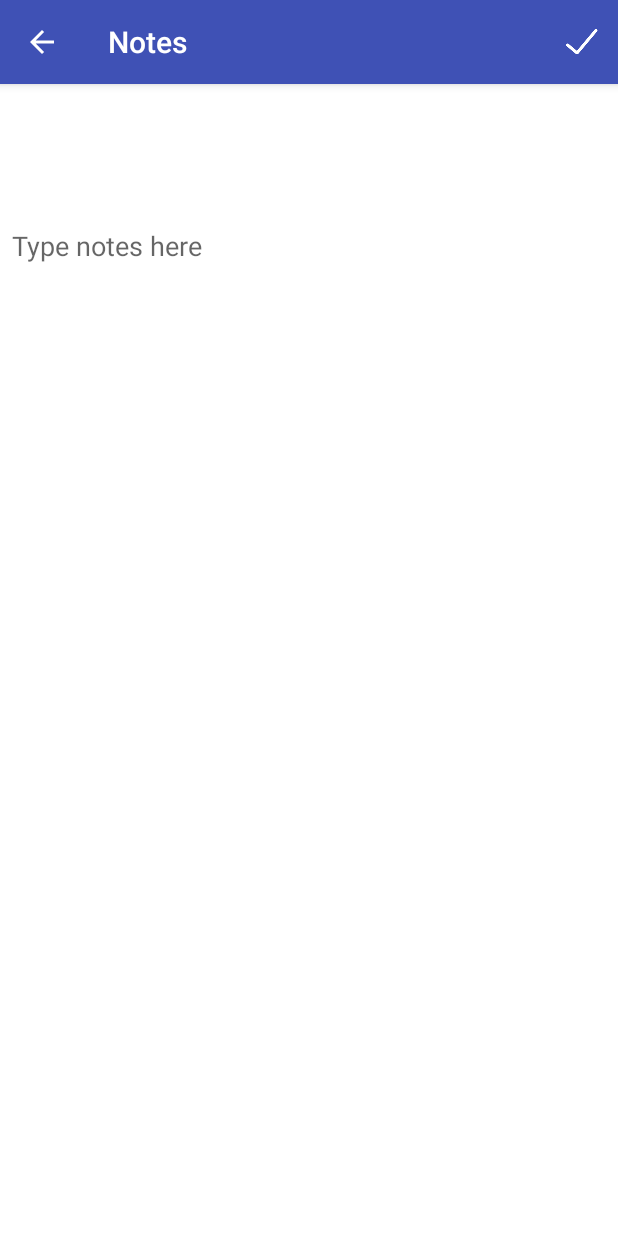
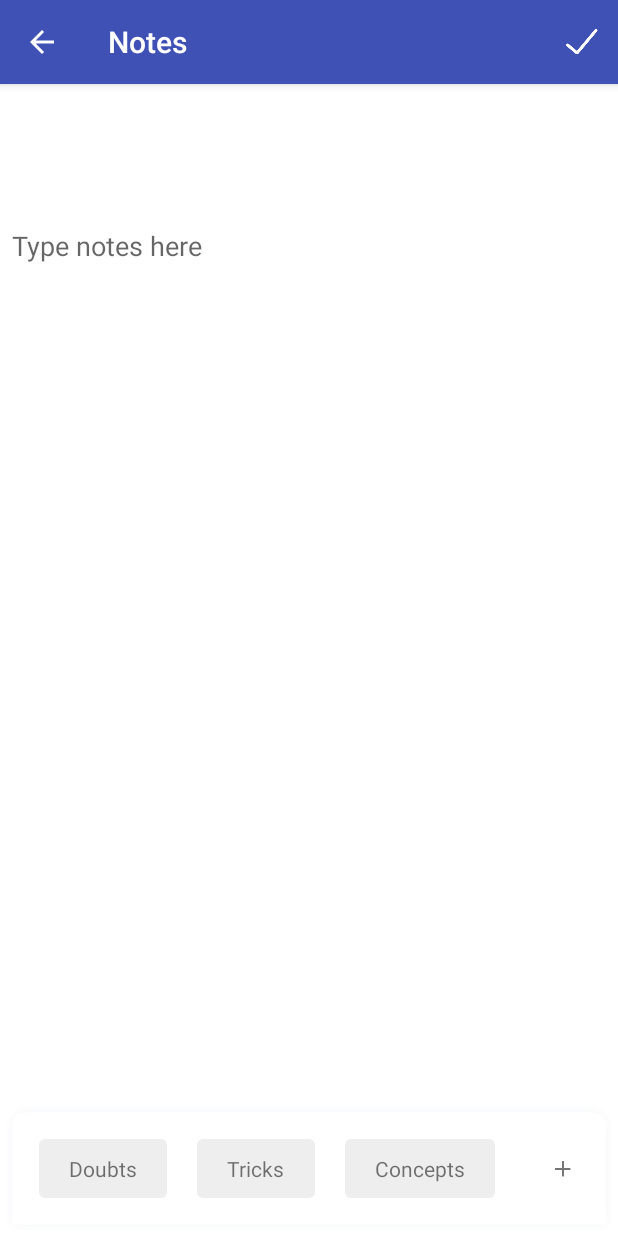
Before and after one commit to VihaanVerma89/TestbookNoteTaking, an Android app: the NoteDetailActivity screen opened directly, with no data from a screen before it, on a phone screen of 412 x 824 dp. Run offline under Robolectric (Android 15) with nearby library versions, the phone set to English and light mode, and no system bars; libraries missing offline, so code that uses them is left out: com.yalantis.ucrop.

Commit message:
note tag layout

```diff
--- a/app/build.gradle
+++ b/app/build.gradle
@@ -33,7 +33,7 @@ dependencies {
     testImplementation 'junit:junit:4.12'
     androidTestImplementation 'com.android.support.test:runner:1.0.2'
     androidTestImplementation 'com.android.support.test.espresso:espresso-core:3.0.2'
-    compile 'com.github.yalantis:ucrop:2.2.2-native'
+    implementation 'com.github.yalantis:ucrop:2.2.2-native'
 
     implementation 'com.github.bumptech.glide:glide:4.7.1'
 //    annotationProcessor 'com.github.bumptech.glide:compiler:4.7.1'
--- /dev/null
+++ b/app/src/main/res/drawable/bg_darkgrey_rounded_corner_4dp.xml
@@ -0,0 +1,6 @@
+<?xml version="1.0" encoding="utf-8"?>
+<shape xmlns:android="http://schemas.android.com/apk/res/android">
+    <solid android:color="#33AAAAAA" />
+    <corners
+        android:radius="4dp" />
+</shape>
--- a/app/src/main/res/layout/activity_new_notes.xml
+++ b/app/src/main/res/layout/activity_new_notes.xml
@@ -78,19 +78,90 @@
             </ScrollView>
 
 
-
-
         </android.support.design.widget.CoordinatorLayout>
 
 
         <android.support.constraint.ConstraintLayout
             android:id="@+id/tagsCL"
             android:layout_width="match_parent"
-            android:layout_height="50dp"
+            android:layout_height="wrap_content"
             app:layout_constraintBottom_toBottomOf="parent"
             app:layout_constraintEnd_toEndOf="parent"
+            android:background="@drawable/shadow_101445"
             app:layout_constraintStart_toStartOf="parent">
 
+            <HorizontalScrollView
+                android:id="@+id/horizontalScrollView"
+                android:layout_width="0dp"
+                android:layout_height="wrap_content"
+                android:layout_marginBottom="8dp"
+                android:layout_marginEnd="8dp"
+                android:layout_marginLeft="8dp"
+                android:layout_marginRight="8dp"
+                android:layout_marginStart="8dp"
+                android:layout_marginTop="8dp"
+                android:scrollbars="none"
+                app:layout_constraintBottom_toBottomOf="parent"
+                app:layout_constraintEnd_toStartOf="@+id/plusIV"
+                app:layout_constraintStart_toStartOf="parent"
+                app:layout_constraintTop_toTopOf="parent">
+
+                <LinearLayout
+                    android:layout_width="match_parent"
+                    android:layout_height="wrap_content">
+
+                    <TextView
+                        android:layout_width="wrap_content"
+                        android:layout_height="wrap_content"
+                        android:layout_margin="10dp"
+                        android:background="@drawable/bg_darkgrey_rounded_corner_4dp"
+                        android:paddingBottom="10dp"
+                        android:paddingLeft="20dp"
+                        android:paddingRight="20dp"
+                        android:paddingTop="10dp"
+                        android:text="Doubts" />
+
+                    <TextView
+                        android:layout_width="wrap_content"
+                        android:layout_height="wrap_content"
+                        android:layout_margin="10dp"
+                        android:background="@drawable/bg_darkgrey_rounded_corner_4dp"
+                        android:paddingBottom="10dp"
+                        android:paddingLeft="20dp"
+                        android:paddingRight="20dp"
+                        android:paddingTop="10dp"
+                        android:text="Tricks" />
+
+                    <TextView
+                        android:layout_width="wrap_content"
+                        android:layout_height="wrap_content"
+                        android:layout_margin="10dp"
+                        android:background="@drawable/bg_darkgrey_rounded_corner_4dp"
+                        android:paddingBottom="10dp"
+                        android:paddingLeft="20dp"
+                        android:paddingRight="20dp"
+                        android:paddingTop="10dp"
+                        android:text="Concepts" />
+
+
+                </LinearLayout>
+            </HorizontalScrollView>
+
+            <ImageButton
+                android:id="@+id/plusIV"
+                android:layout_width="wrap_content"
+                android:layout_height="wrap_content"
+                android:layout_marginBottom="8dp"
+                android:layout_marginEnd="8dp"
+                android:layout_marginRight="8dp"
+                android:layout_marginTop="8dp"
+                android:padding="10dp"
+                android:background="?selectableItemBackgroundBorderless"
+                android:src="@drawable/ic_add"
+                app:layout_constraintBottom_toBottomOf="parent"
+                app:layout_constraintEnd_toEndOf="parent"
+                app:layout_constraintRight_toRightOf="parent"
+                app:layout_constraintTop_toTopOf="parent" />
         </android.support.constraint.ConstraintLayout>
 
 
```
Also changed, not shown: app/src/main/res/drawable-xxhdpi/ic_add.png (added), app/src/main/res/drawable/shadow_101445.9.png (added). Lines whose indentation alone changed are shown as unchanged.
